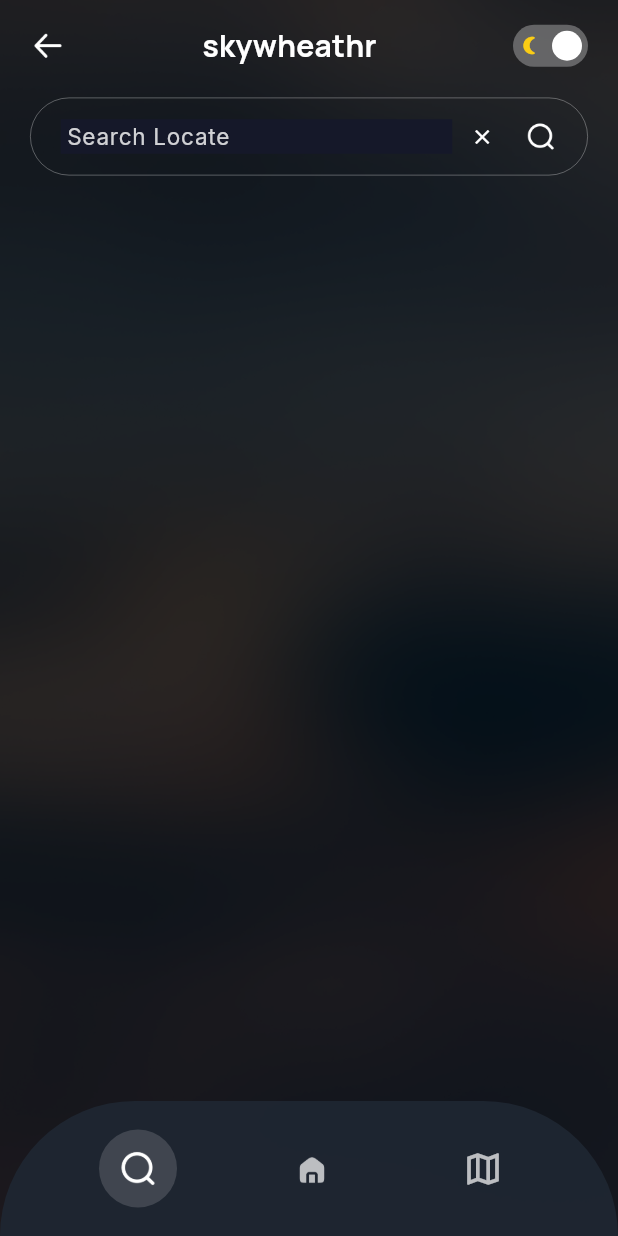
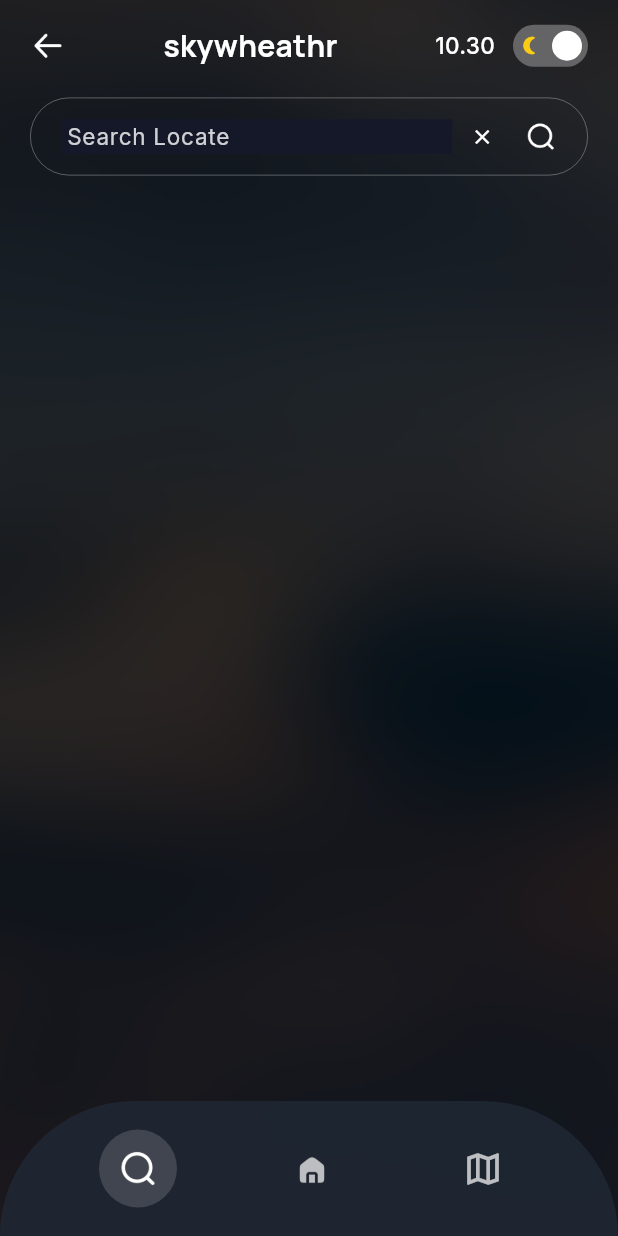
Before and after one commit to 089689446443/skywheatr, a Flutter app: the SearchScreen screen opened directly, on a phone screen of 412 x 824 dp. Run offline on Flutter 3.47's test engine with Material 3 defaults, Android fonts, the phone set to English and light mode, and no system bars; our stand-ins replace geolocator, google_fonts, shared_preferences; accounts and stored records are empty; network calls fail.

Commit message:
UI fixes: transparent appbar, moving clock to appbar across all screens

```diff
--- a/mobile/lib/screens/search_screen.dart
+++ b/mobile/lib/screens/search_screen.dart
@@ -1,6 +1,7 @@
 import 'dart:async';
 import 'package:flutter/material.dart';
 import 'package:google_fonts/google_fonts.dart';
+import 'package:intl/intl.dart';
 import 'package:shared_preferences/shared_preferences.dart';
 import '../models/location.dart';
 import '../services/api_service.dart';
@@ -155,9 +156,21 @@ class _SearchScreenState extends State<SearchScreen> {
                     )),
                   ),
                 ),
-                // Toggle Switch
-                GestureDetector(
-                  onTap: () {
+                Row(
+                  children: [
+                    StreamBuilder(
+                      stream: Stream.periodic(const Duration(seconds: 1)),
+                      builder: (context, snapshot) {
+                        return Text(
+                          DateFormat('HH.mm').format(DateTime.now()),
+                          style: GoogleFonts.inter(fontSize: 15, color: textColor, fontWeight: FontWeight.w500),
+                        );
+                      },
+                    ),
+                    const SizedBox(width: 12),
+                    // Toggle Switch
+                    GestureDetector(
+                      onTap: () {
                     themeNotifier.value = isDark ? ThemeMode.light : ThemeMode.dark;
                   },
                   child: Container(
@@ -191,6 +204,8 @@ class _SearchScreenState extends State<SearchScreen> {
                     ),
                   ),
                 ),
+                ],
+              ),
               ]),
             ),
 
```
Also changed, not shown: mobile/lib/screens/home_screen.dart (+14 -28 lines), mobile/lib/screens/locations_screen.dart (+17 -3 lines).
